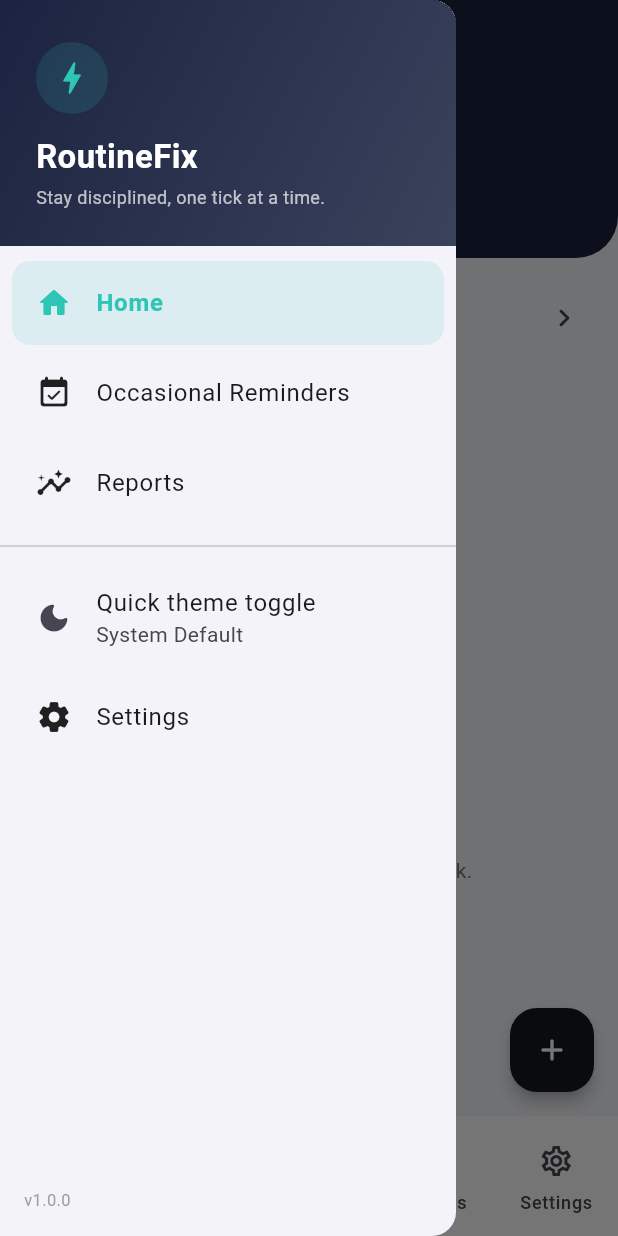
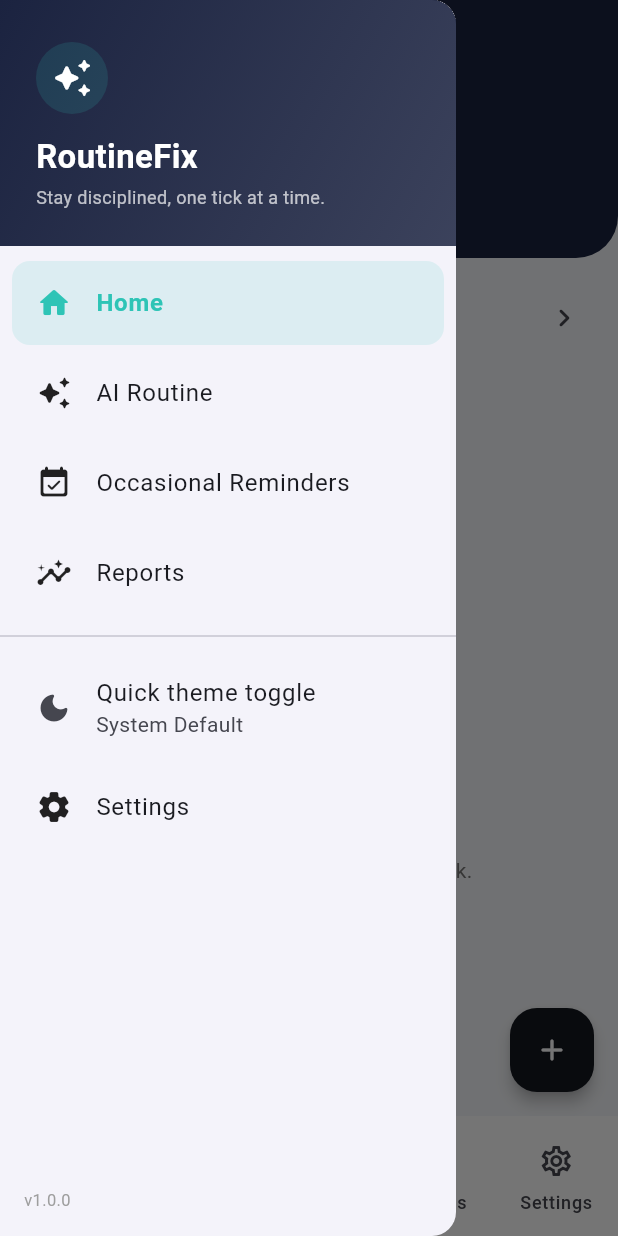
Before and after one commit to Ahsan-Javed5/routine_fix, a Flutter app: the screen it shows after launch, with the side drawer open, on a phone screen of 412 x 824 dp. Run offline on Flutter 3.47's test engine with Material 3 defaults, Android fonts, the phone set to English and light mode, and no system bars; our stand-ins replace file_picker, fl_chart, flutter_dotenv, flutter_local_notifications, flutter_timezone, get and 4 more.

Commit message:
ai icon animation changed

```diff
--- a/lib/views/main_nav/main_nav_view.dart
+++ b/lib/views/main_nav/main_nav_view.dart
@@ -1,5 +1,6 @@
 import 'package:flutter/material.dart';
 import 'package:get/get.dart';
+import 'package:routine_fix/views/main_nav/widgets/animated_ai_icon.dart';
 import '../../controllers/theme_controller.dart';
 import '../../utils/app_theme.dart';
 import '../ai_routine/ai_routine_view.dart';
@@ -85,8 +86,8 @@ class _MainNavViewState extends State<MainNavView> {
             label: 'Home',
           ),
           NavigationDestination(
-            icon: _AnimatedAiIcon(),
-            selectedIcon: _AnimatedAiIcon(active: true),
+            icon: AnimatedAiIcon(),
+            selectedIcon: AnimatedAiIcon(active: true),
             label: 'AI',
           ),
           NavigationDestination(
@@ -273,8 +274,8 @@ class _AppDrawer extends StatelessWidget {
                       color: AppColors.signalTeal.withOpacity(0.15),
                       shape: BoxShape.circle,
                     ),
-                    child: const Icon(Icons.bolt_rounded,
-                        color: AppColors.signalTeal, size: 28),
+                    child: const Icon(Icons.auto_awesome_rounded,
+                        color: Colors.white, size: 28),
                   ),
                   const SizedBox(height: 14),
                   const Text(
@@ -306,17 +307,24 @@ class _AppDrawer extends StatelessWidget {
                   ),
                   _drawerTile(
                     context,
-                    icon: Icons.event_available_rounded,
-                    label: 'Occasional Reminders',
+                    icon: Icons.auto_awesome_rounded,
+                    label: 'AI Routine',
                     selected: selectedIndex == 1,
                     onTap: () => onSelect(1),
                   ),
                   _drawerTile(
                     context,
+                    icon: Icons.event_available_rounded,
+                    label: 'Occasional Reminders',
+                    selected: selectedIndex == 2,
+                    onTap: () => onSelect(2),
+                  ),
+                  _drawerTile(
+                    context,
                     icon: Icons.insights_rounded,
                     label: 'Reports',
-                    selected: selectedIndex == 2,
-                    onTap: () => onSelect(2),
+                    selected: selectedIndex == 3,
+                    onTap: () => onSelect(3),
                   ),
                 ],
               ),
@@ -346,8 +354,8 @@ class _AppDrawer extends StatelessWidget {
                 context,
                 icon: Icons.settings_rounded,
                 label: 'Settings',
-                selected: selectedIndex == 3,
-                onTap: () => onSelect(3),
+                selected: selectedIndex == 4,
+                onTap: () => onSelect(4),
               ),
             ),
             const Spacer(),
@@ -396,51 +404,3 @@ class _AppDrawer extends StatelessWidget {
     );
   }
 }
-
-class _AnimatedAiIcon extends StatefulWidget {
-  final bool active;
-
-  const _AnimatedAiIcon({this.active = false});
-
-  @override
-  State<_AnimatedAiIcon> createState() => _AnimatedAiIconState();
-}
-
-class _AnimatedAiIconState extends State<_AnimatedAiIcon>
-    with SingleTickerProviderStateMixin {
-  late final AnimationController _controller;
-
-  @override
-  void initState() {
-    super.initState();
-
-    _controller = AnimationController(
-      vsync: this,
-      duration: const Duration(seconds: 2),
-    )..repeat(reverse: true);
-  }
-
-  @override
-  void dispose() {
-    _controller.dispose();
-    super.dispose();
-  }
-
-  @override
-  Widget build(BuildContext context) {
-    return AnimatedBuilder(
-      animation: _controller,
-      builder: (_, child) {
-        return Transform.scale(
-          scale: 1.0 + (_controller.value * 0.08),
-          child: Icon(
-            Icons.auto_awesome_rounded,
-            color: widget.active
-                ? AppColors.signalTeal
-                : Theme.of(context).iconTheme.color,
-          ),
-        );
-      },
-    );
-  }
-}
--- /dev/null
+++ b/lib/views/main_nav/widgets/animated_ai_icon.dart
@@ -0,0 +1,161 @@
+import 'dart:math';
+import 'package:flutter/material.dart';
+import '/utils/app_theme.dart';
+
+class AnimatedAiIcon extends StatefulWidget {
+  final bool active;
+
+  const AnimatedAiIcon({
+    super.key,
+    this.active = false,
+  });
+
+  @override
+  State<AnimatedAiIcon> createState() => AnimatedAiIconState();
+}
+
+class AnimatedAiIconState extends State<AnimatedAiIcon>
+    with SingleTickerProviderStateMixin {
+  late final AnimationController _controller;
+
+  final Random _random = Random();
+
+  late final List<_Sparkle> _sparkles;
+
+  @override
+  void initState() {
+    super.initState();
+
+    _sparkles = List.generate(
+      12,
+      (_) => _Sparkle(
+        x: _random.nextDouble() * 2 - 1,
+        y: _random.nextDouble() * 2 - 1,
+        size: 1.0 + _random.nextDouble() * 1.5,
+        delay: _random.nextDouble(),
+      ),
+    );
+
+    _controller = AnimationController(
+      vsync: this,
+      duration: const Duration(milliseconds: 1800),
+    )..repeat();
+  }
+
+  @override
+  void dispose() {
+    _controller.dispose();
+    super.dispose();
+  }
+
+  @override
+  Widget build(BuildContext context) {
+    final iconColor = widget.active
+        ? AppColors.signalTeal
+        : Theme.of(context).iconTheme.color;
+
+    return AnimatedBuilder(
+      animation: _controller,
+      builder: (_, __) {
+        final pulse = 1.0 + (sin(_controller.value * 2 * pi) * 0.06);
+
+        return SizedBox(
+          width: 35,
+          height: 35,
+          child: Stack(
+            alignment: Alignment.center,
+            clipBehavior: Clip.none,
+            children: [
+// Tiny continuously moving sparkles
+              CustomPaint(
+                size: const Size(28, 28),
+                painter: _SparklePainter(
+                  progress: _controller.value,
+                  sparkles: _sparkles,
+                  color: iconColor as Color,
+                ),
+              ),
+
+// Main AI icon
+              Transform.scale(
+                scale: pulse,
+                child: Icon(
+                  Icons.auto_awesome_rounded,
+                  color: iconColor,
+                  size: 24,
+                ),
+              ),
+            ],
+          ),
+        );
+      },
+    );
+  }
+}
+
+class _Sparkle {
+  final double x;
+  final double y;
+  final double size;
+  final double delay;
+
+  _Sparkle({
+    required this.x,
+    required this.y,
+    required this.size,
+    required this.delay,
+  });
+}
+
+class _SparklePainter extends CustomPainter {
+  final double progress;
+  final List<_Sparkle> sparkles;
+  final Color color;
+
+  _SparklePainter({
+    required this.progress,
+    required this.sparkles,
+    required this.color,
+  });
+
+  @override
+  void paint(Canvas canvas, Size size) {
+    final paint = Paint()..color = color;
+
+    for (final sparkle in sparkles) {
+      double t = (progress + sparkle.delay) % 1.0;
+
+// Start near the icon and float outward
+      final distance = Curves.easeOut.transform(t);
+
+      final center = Offset(
+        size.width / 2 + sparkle.x * 30 * distance,
+        size.height / 2 + sparkle.y * 30 * distance,
+      );
+
+// Fade in quickly, then fade out
+      double opacity;
+
+      if (t < 0.15) {
+        opacity = t / 0.15;
+      } else {
+        opacity = 1.0 - ((t - 0.15) / 0.85);
+      }
+
+      paint.color = color.withValues(
+        alpha: opacity.clamp(0.0, 1.0),
+      );
+
+      canvas.drawCircle(
+        center,
+        sparkle.size * (1.0 - t * 0.35),
+        paint,
+      );
+    }
+  }
+
+  @override
+  bool shouldRepaint(covariant _SparklePainter oldDelegate) {
+    return oldDelegate.progress != progress || oldDelegate.color != color;
+  }
+}
```
